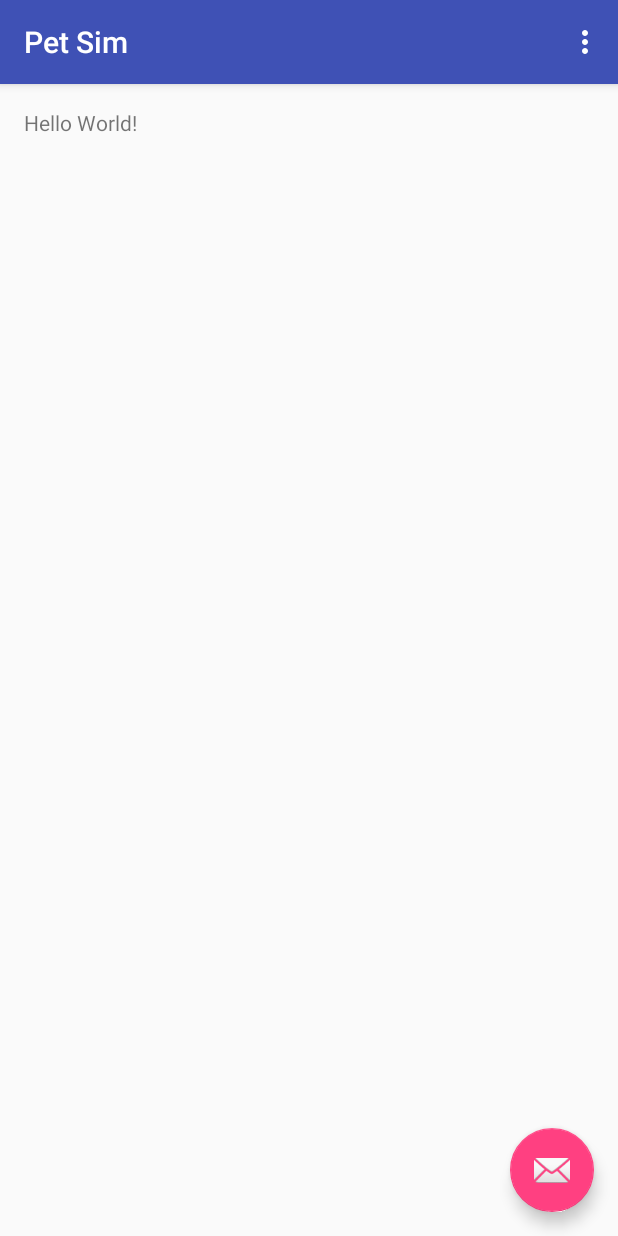
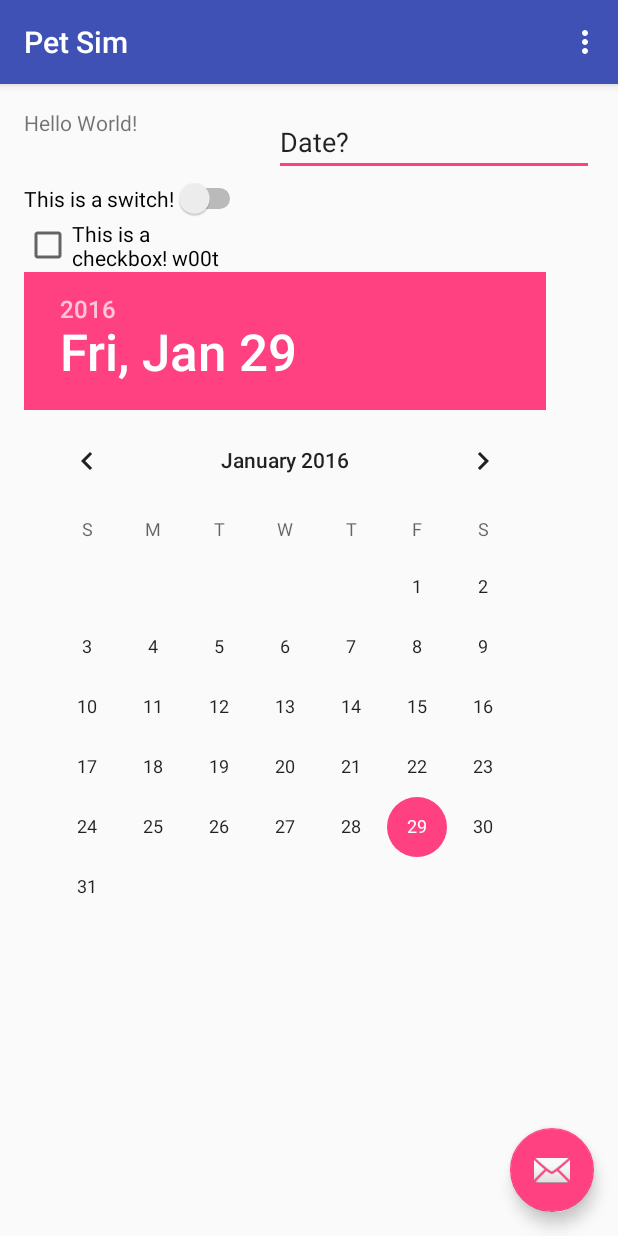
Before and after one commit to NyleVII/PetSim, an Android app: the screen it shows after launch (MainActivity), on a phone screen of 412 x 824 dp. Run offline under Robolectric (Android 15) with nearby library versions, the phone set to English and light mode, and no system bars.

Commit message:
Threw some bullshit on content_mail.xml while screwing around.

```diff
--- a/app/src/main/res/layout/content_main.xml
+++ b/app/src/main/res/layout/content_main.xml
@@ -15,5 +15,54 @@
     <TextView
         android:layout_width="wrap_content"
         android:layout_height="wrap_content"
-        android:text="Hello World!" />
+        android:text="Hello World!"
+        android:id="@+id/textView" />
+
+    <Switch
+        android:layout_width="wrap_content"
+        android:layout_height="wrap_content"
+        android:text="This is a switch!"
+        android:id="@+id/switch1"
+        android:layout_below="@+id/textView"
+        android:layout_alignParentLeft="true"
+        android:layout_alignParentStart="true"
+        android:layout_marginTop="27dp"
+        android:checked="false" />
+
+    <CheckBox
+        android:layout_width="wrap_content"
+        android:layout_height="wrap_content"
+        android:text="This is a checkbox! w00t"
+        android:id="@+id/checkBox"
+        android:layout_below="@+id/switch1"
+        android:layout_alignRight="@+id/switch1"
+        android:layout_alignEnd="@+id/switch1"
+        android:checked="false" />
+
+    <EditText
+        android:layout_width="wrap_content"
+        android:layout_height="wrap_content"
+        android:inputType="date"
+        android:ems="10"
+        android:id="@+id/editText"
+        android:layout_alignParentTop="true"
+        android:layout_alignParentRight="true"
+        android:layout_alignParentEnd="true"
+        android:text="Date?" />
+
+    <DigitalClock
+        android:layout_width="wrap_content"
+        android:layout_height="wrap_content"
+        android:id="@+id/digitalClock"
+        android:layout_below="@+id/checkBox"
+        android:layout_centerHorizontal="true"
+        android:layout_marginTop="63dp" />
+
+    <DatePicker
+        android:layout_width="wrap_content"
+        android:layout_height="wrap_content"
+        android:id="@+id/datePicker"
+        android:layout_below="@+id/checkBox"
+        android:layout_alignParentLeft="true"
+        android:layout_alignParentStart="true" />
 </RelativeLayout>
```
